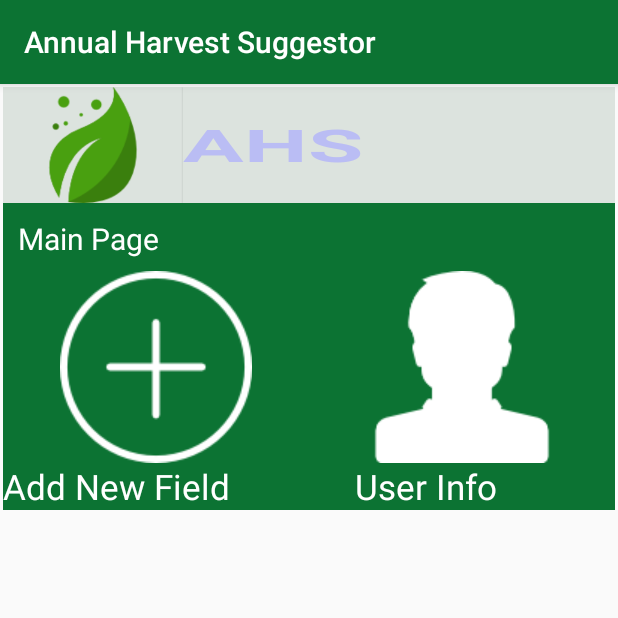
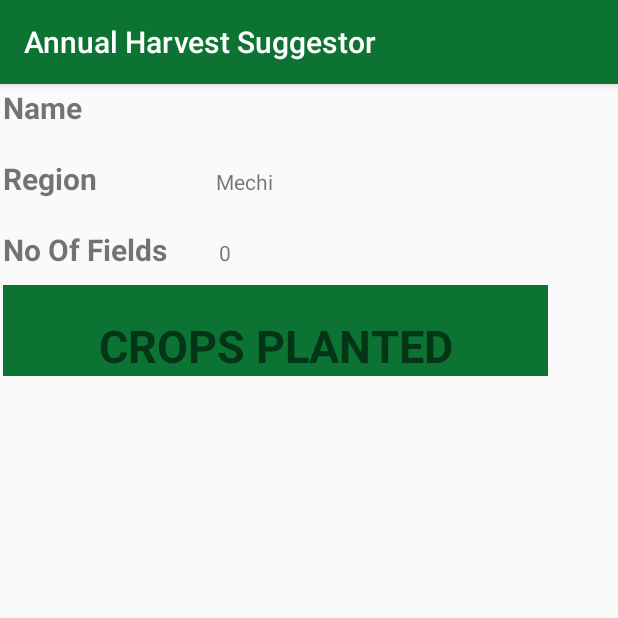
Before and after one commit to SAGARACH65/AHS3, an Android app: the homescreenjava screen opened directly, with no data from a screen before it, after a tap on an icon or button, on a phone screen of 412 x 824 dp, the top half of it. Run offline under Robolectric (Android 15) with nearby library versions, the phone set to English and light mode, and no system bars.

Commit message:
fiinalyy after workking out the fuking bugs

```diff
--- a/app/src/main/AndroidManifest.xml
+++ b/app/src/main/AndroidManifest.xml
@@ -17,6 +17,8 @@
         </activity>
         <activity android:name=".AddNewField" />
         <activity android:name=".homescreenjava" />
+        <activity android:name=".showuserinfo"></activity>
+
     </application>
 
 </manifest>
--- a/app/src/main/java/com/example/sagar/ahs/homescreenjava.java
+++ b/app/src/main/java/com/example/sagar/ahs/homescreenjava.java
@@ -17,9 +17,18 @@ public class homescreenjava extends AppCompatActivity {
         startActivity(callnew);
 
     }
+    public void showUserInfo(View view){
+
+        Intent callnew =new Intent(this,showuserinfo.class);
+        startActivity(callnew);
+
+    }
     @Override
     protected void onCreate(Bundle savedInstanceState) {
         super.onCreate(savedInstanceState);
         setContentView(R.layout.activity_homescreen);
     }
+
+
+
 }
--- /dev/null
+++ b/app/src/main/java/com/example/sagar/ahs/showuserinfo.java
@@ -0,0 +1,49 @@
+package com.example.sagar.ahs;
+
+import android.database.Cursor;
+import android.database.sqlite.SQLiteDatabase;
+import android.database.sqlite.SQLiteOpenHelper;
+import android.support.v7.app.AppCompatActivity;
+import android.os.Bundle;
+import android.widget.TextView;
+import android.widget.Toast;
+
+public class showuserinfo extends AppCompatActivity {
+
+    @Override
+    protected void onCreate(Bundle savedInstanceState) {
+        super.onCreate(savedInstanceState);
+        setContentView(R.layout.activity_showuserinfo);
+
+            try {
+                //accesing the database for information
+                SQLiteOpenHelper AgroDatabase = new AgroDatabase(this);
+                SQLiteDatabase db = AgroDatabase.getReadableDatabase();
+                Cursor cursor = db.query("userinfo",
+                        new String[]{"User_Name", "Location", "CurrentNoFields"},
+                        "_id=?",
+                        new String[]{Integer.toString(1)}, null, null, null
+                );
+
+                TextView name =(TextView) findViewById(R.id.textView9);
+                TextView loc =(TextView) findViewById(R.id.textView11);
+                TextView nof=(TextView) findViewById(R.id.textView13);
+                    if(cursor.moveToFirst())
+                    {
+                        String named= cursor.getString(0);
+                        String locd=cursor.getString(1);
+                        String nofd=cursor.getString(2);
+                        name.setText(named);
+                        loc.setText(locd);
+                        nof.setText(nofd);
+                    }
+                cursor.close();
+                db.close();
+            }catch (Exception e)
+            {
+              //  Toast toast=Toasto.makeText("Database Unavailable",Toast.LENGTH_LONG);
+                //        toast.show();
+            }
+
+    }
+}
--- a/app/src/main/res/layout/activity_first_login.xml
+++ b/app/src/main/res/layout/activity_first_login.xml
@@ -56,14 +56,16 @@
     <EditText
         android:layout_width="wrap_content"
         android:layout_height="wrap_content"
-        android:inputType="textPersonName"
+        android:inputType="textPersonName|textCapWords"
         android:hint="Name"
         android:ems="10"
         android:id="@+id/editText2"
         android:gravity="start|top"
         android:layout_marginTop="65dp"
         android:layout_below="@+id/textView4"
-        android:layout_centerHorizontal="true" />
+        android:layout_centerHorizontal="true"
+
+        android:hapticFeedbackEnabled="true" />
 
     <Button
         android:text="@string/save"
--- /dev/null
+++ b/app/src/main/res/layout/activity_showuserinfo.xml
@@ -0,0 +1,95 @@
+<?xml version="1.0" encoding="utf-8"?>
+<LinearLayout xmlns:android="http://schemas.android.com/apk/res/android"
+    xmlns:tools="http://schemas.android.com/tools"
+    android:id="@+id/activity_showuserinfo"
+    android:layout_width="wrap_content"
+    android:layout_height="wrap_content"
+    android:paddingBottom="@dimen/activity_vertical_margin"
+    android:paddingLeft="@dimen/activity_horizontal_margin"
+    android:paddingRight="@dimen/activity_horizontal_margin"
+    android:paddingTop="@dimen/activity_vertical_margin"
+    android:orientation="vertical"
+    tools:context="com.example.sagar.ahs.showuserinfo">
+
+    <LinearLayout
+        android:orientation="horizontal"
+        android:layout_width="match_parent"
+        android:layout_height="match_parent"
+        android:layout_weight="0.36">
+
+        <TextView
+            android:text="@string/username"
+            android:layout_width="132dp"
+            android:layout_height="wrap_content"
+            android:id="@+id/textView6"
+            android:textSize="20sp"
+            android:textStyle="bold"/>
+
+        <TextView
+            android:layout_width="match_parent"
+            android:layout_height="wrap_content"
+            android:id="@+id/textView9"
+
+            android:textSize="20sp"
+            android:paddingStart="10dp"/>
+    </LinearLayout>
+
+    <LinearLayout
+        android:orientation="horizontal"
+        android:layout_width="match_parent"
+        android:layout_height="match_parent"
+        android:layout_weight="0.36"
+        android:paddingTop="20dp">
+
+        <TextView
+
+            android:text="@string/region"
+            android:layout_width="132dp"
+            android:layout_height="wrap_content"
+            android:id="@+id/textView10"
+            android:textSize="20sp"
+            android:textStyle="bold"/>
+
+        <TextView
+            android:layout_width="match_parent"
+            android:layout_height="wrap_content"
+            android:id="@+id/textView11"
+
+            android:paddingStart="10dp"/>
+    </LinearLayout>
+
+    <LinearLayout
+        android:orientation="horizontal"
+        android:layout_width="match_parent"
+        android:layout_height="match_parent"
+        android:layout_weight="0.36"
+        android:paddingTop="20dp">
+
+        <TextView
+            android:text="@string/NOF"
+            android:layout_width="134dp"
+            android:layout_height="37dp"
+            android:id="@+id/textView12"
+            android:textSize="20sp"
+            android:textStyle="bold"/>
+
+        <TextView
+            android:layout_width="match_parent"
+            android:layout_height="wrap_content"
+            android:id="@+id/textView13"
+
+            android:paddingStart="10dp"/>
+    </LinearLayout>
+
+    <TextView
+        android:text="@string/Crops_prod"
+        android:layout_width="363dp"
+        android:layout_height="wrap_content"
+        android:id="@+id/textView14"
+        android:paddingTop="20dp"
+        android:background="@color/colorPrimary"
+        android:textSize="30sp"
+        android:textStyle="bold"
+        android:gravity="center"/>
+
+</LinearLayout>
```
Also changed, not shown: app/src/main/java/com/example/sagar/ahs/AddNewField.java (+45 -0 lines), app/src/main/java/com/example/sagar/ahs/AgroDatabase.java (+11 -3 lines), app/src/main/java/com/example/sagar/ahs/MainActivity.java (+5 -7 lines), app/src/main/res/layout/activity_add_new_field.xml (+40 -4 lines), app/src/main/res/values/strings.xml (+11 -1 lines).
